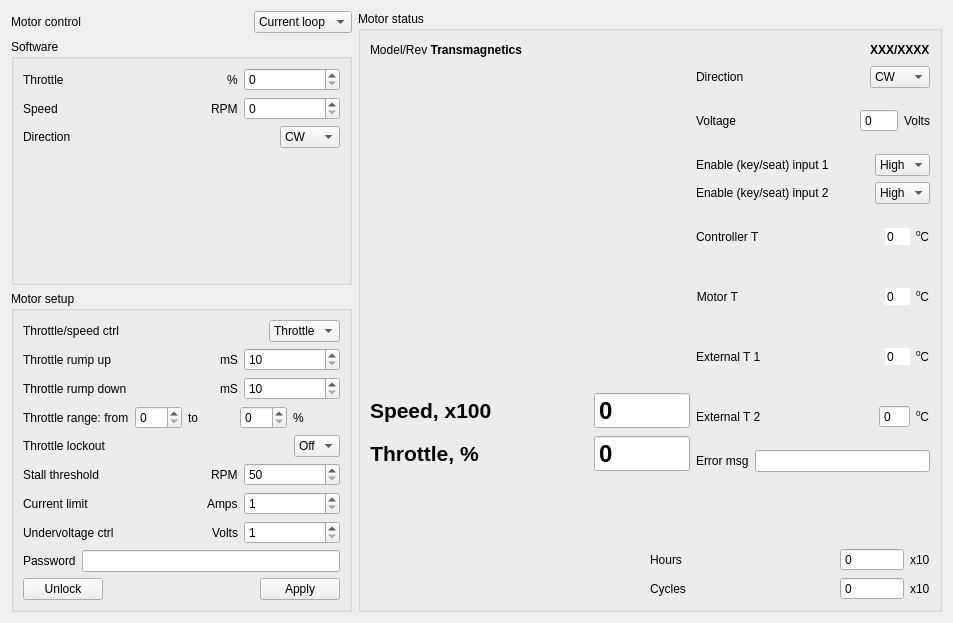
Qt form software/application/src/moto.ui (z80/avrusb) before a commit.
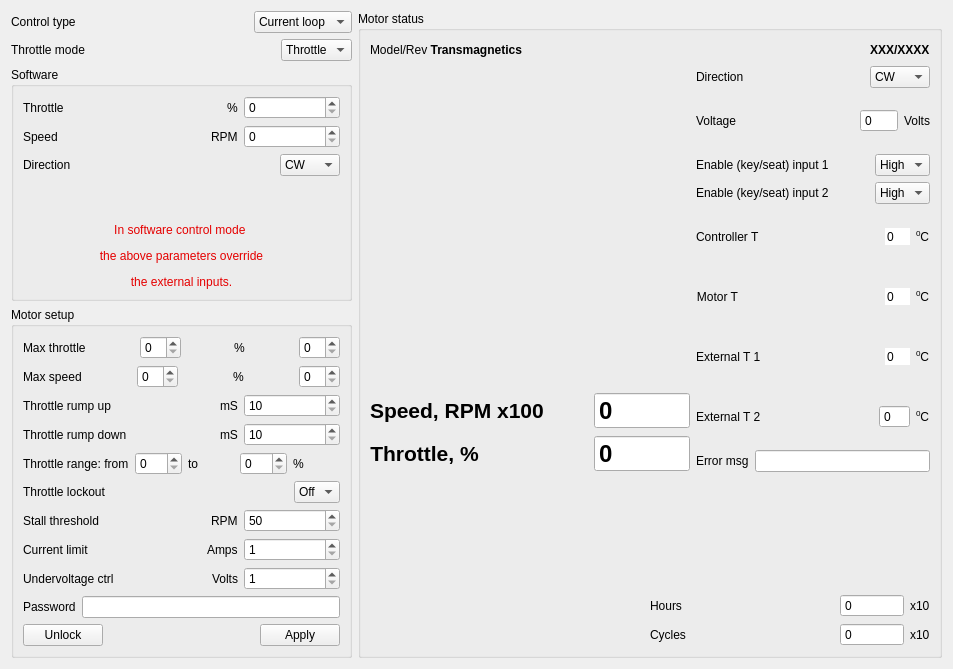
The same form after that commit. Custom widgets are drawn as their Qt base class.

Commit message: Interface adjustment.

The edit to the form file:
```diff
--- a/software/application/src/moto.ui
+++ b/software/application/src/moto.ui
@@ -7,7 +7,7 @@
     <x>0</x>
     <y>0</y>
     <width>953</width>
-    <height>623</height>
+    <height>669</height>
    </rect>
   </property>
   <property name="windowTitle">
@@ -24,7 +24,7 @@
        <item>
         <widget class="QLabel" name="label">
          <property name="text">
-          <string>Motor control</string>
+          <string>Control type</string>
          </property>
         </widget>
        </item>
@@ -62,6 +62,44 @@
        </item>
       </layout>
      </item>
+     <item>
+      <layout class="QHBoxLayout" name="horizontalLayout_6">
+       <item>
+        <widget class="QLabel" name="label_7">
+         <property name="text">
+          <string>Throttle mode</string>
+         </property>
+        </widget>
+       </item>
+       <item>
+        <spacer name="horizontalSpacer_5">
+         <property name="orientation">
+          <enum>Qt::Horizontal</enum>
+         </property>
+         <property name="sizeHint" stdset="0">
+          <size>
+           <width>40</width>
+           <height>20</height>
+          </size>
+         </property>
+        </spacer>
+       </item>
+       <item>
+        <widget class="QComboBox" name="speedCtrl">
+         <item>
+          <property name="text">
+           <string>Throttle</string>
+          </property>
+         </item>
+         <item>
+          <property name="text">
+           <string>Speed</string>
+          </property>
+         </item>
+        </widget>
+       </item>
+      </layout>
+     </item>
      <item>
       <widget class="QGroupBox" name="software">
        <property name="title">
@@ -210,6 +248,16 @@
           </property>
          </spacer>
         </item>
+        <item>
+         <widget class="QLabel" name="label_44">
+          <property name="text">
+           <string>&lt;html&gt;&lt;head/&gt;&lt;body&gt;&lt;p&gt;&lt;span style=&quot; color:#e50000;&quot;&gt;In software control mode &lt;/span&gt;&lt;/p&gt;&lt;p&gt;&lt;span style=&quot; color:#e50000;&quot;&gt;the above parameters override&lt;/span&gt;&lt;/p&gt;&lt;p&gt;&lt;span style=&quot; color:#e50000;&quot;&gt;the external inputs.&lt;/span&gt;&lt;/p&gt;&lt;/body&gt;&lt;/html&gt;</string>
+          </property>
+          <property name="alignment">
+           <set>Qt::AlignCenter</set>
+          </property>
+         </widget>
+        </item>
        </layout>
       </widget>
      </item>
@@ -220,16 +268,16 @@
        </property>
        <layout class="QVBoxLayout" name="verticalLayout">
         <item>
-         <layout class="QHBoxLayout" name="horizontalLayout_6">
+         <layout class="QHBoxLayout" name="horizontalLayout_33">
           <item>
-           <widget class="QLabel" name="label_7">
+           <widget class="QLabel" name="label_47">
             <property name="text">
-             <string>Throttle/speed ctrl</string>
+             <string>Max throttle</string>
             </property>
            </widget>
           </item>
           <item>
-           <spacer name="horizontalSpacer_5">
+           <spacer name="horizontalSpacer_30">
             <property name="orientation">
              <enum>Qt::Horizontal</enum>
             </property>
@@ -242,18 +290,106 @@
            </spacer>
           </item>
           <item>
-           <widget class="QComboBox" name="speedCtrl">
-            <item>
-             <property name="text">
-              <string>Throttle</string>
-             </property>
-            </item>
-            <item>
-             <property name="text">
-              <string>Speed</string>
-             </property>
-            </item>
+           <widget class="QSpinBox" name="spinBox"/>
+          </item>
+          <item>
+           <spacer name="horizontalSpacer_31">
+            <property name="orientation">
+             <enum>Qt::Horizontal</enum>
+            </property>
+            <property name="sizeHint" stdset="0">
+             <size>
+              <width>40</width>
+              <height>20</height>
+             </size>
+            </property>
+           </spacer>
+          </item>
+          <item>
+           <widget class="QLabel" name="label_48">
+            <property name="text">
+             <string>%</string>
+            </property>
            </widget>
+          </item>
+          <item>
+           <spacer name="horizontalSpacer_32">
+            <property name="orientation">
+             <enum>Qt::Horizontal</enum>
+            </property>
+            <property name="sizeHint" stdset="0">
+             <size>
+              <width>40</width>
+              <height>20</height>
+             </size>
+            </property>
+           </spacer>
+          </item>
+          <item>
+           <widget class="QSpinBox" name="spinBox_2"/>
+          </item>
+         </layout>
+        </item>
+        <item>
+         <layout class="QHBoxLayout" name="horizontalLayout_32">
+          <item>
+           <widget class="QLabel" name="label_45">
+            <property name="text">
+             <string>Max speed</string>
+            </property>
+           </widget>
+          </item>
+          <item>
+           <spacer name="horizontalSpacer_26">
+            <property name="orientation">
+             <enum>Qt::Horizontal</enum>
+            </property>
+            <property name="sizeHint" stdset="0">
+             <size>
+              <width>40</width>
+              <height>20</height>
+             </size>
+            </property>
+           </spacer>
+          </item>
+          <item>
+           <widget class="QSpinBox" name="spinBox_3"/>
+          </item>
+          <item>
+           <spacer name="horizontalSpacer_28">
+            <property name="orientation">
+             <enum>Qt::Horizontal</enum>
+            </property>
+            <property name="sizeHint" stdset="0">
+             <size>
+              <width>40</width>
+              <height>20</height>
+             </size>
+            </property>
+           </spacer>
+          </item>
+          <item>
+           <widget class="QLabel" name="label_46">
+            <property name="text">
+             <string>%</string>
+            </property>
+           </widget>
+          </item>
+          <item>
+           <spacer name="horizontalSpacer_29">
+            <property name="orientation">
+             <enum>Qt::Horizontal</enum>
+            </property>
+            <property name="sizeHint" stdset="0">
+             <size>
+              <width>40</width>
+              <height>20</height>
+             </size>
+            </property>
+           </spacer>
+          </item>
+          <item>
+           <widget class="QSpinBox" name="spinBox_4"/>
           </item>
          </layout>
         </item>
@@ -704,7 +840,7 @@
             <item>
              <widget class="QLabel" name="label_29">
               <property name="text">
-               <string>&lt;html&gt;&lt;head/&gt;&lt;body&gt;&lt;p&gt;&lt;span style=&quot; font-size:16pt; font-weight:600;&quot;&gt;Speed, x100&lt;/span&gt;&lt;/p&gt;&lt;/body&gt;&lt;/html&gt;</string>
+               <string>&lt;html&gt;&lt;head/&gt;&lt;body&gt;&lt;p&gt;&lt;span style=&quot; font-size:16pt; font-weight:600;&quot;&gt;Speed, RPM x100&lt;/span&gt;&lt;/p&gt;&lt;/body&gt;&lt;/html&gt;</string>
               </property>
              </widget>
             </item>
```
